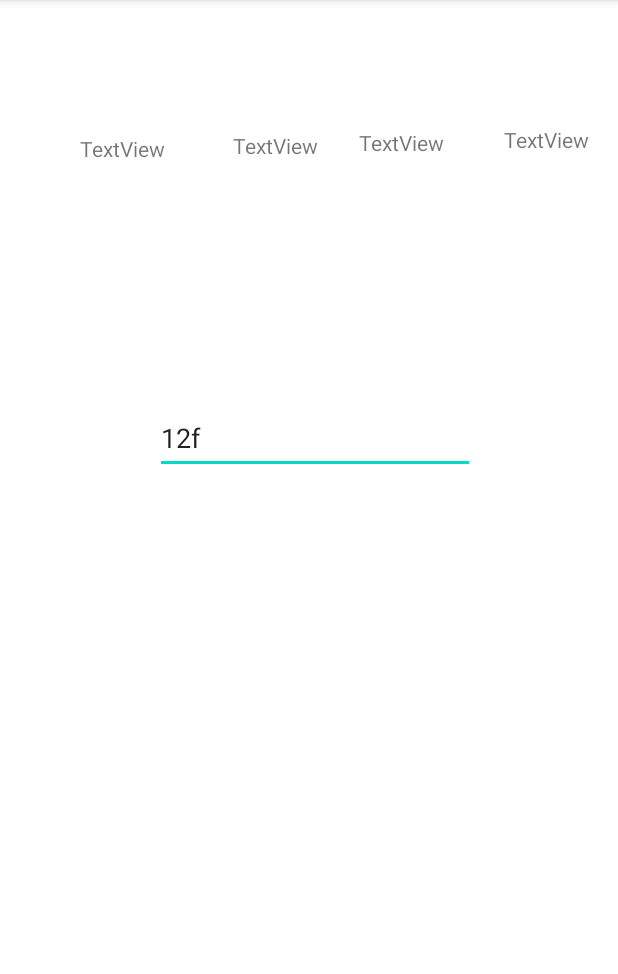
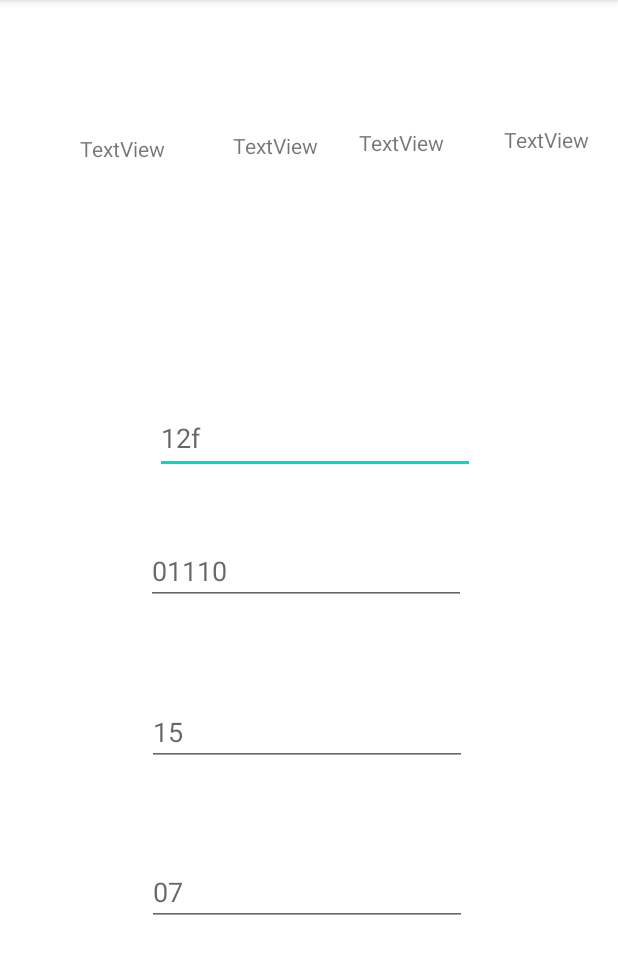
Before and after one commit to YRRAAMM/Binary-hexa-caculator, an Android app: the screen it shows after launch (MainActivity), on a phone screen of 412 x 824 dp, the part 84-1058 px from its top. Run offline under Robolectric (Android 15) with nearby library versions, the phone set to English and light mode, and no system bars.

Commit message:
stack overflow :)

```diff
--- a/app/src/main/java/com/example/numberconversioncalculator/MainActivity.kt
+++ b/app/src/main/java/com/example/numberconversioncalculator/MainActivity.kt
@@ -10,50 +10,59 @@ import android.widget.TextView
 
 class MainActivity : AppCompatActivity() {
 
-    private lateinit var editText: EditText
-    private lateinit var outputTextViews: List<TextView>
+    private lateinit var editTextDec: EditText
+    private lateinit var editTextBin: EditText
+    private lateinit var editTextHex: EditText
+    private lateinit var editTextOct: EditText
+    private lateinit var outputeditTV: List<EditText>
 
-    @SuppressLint("MissingInflatedId")
+    @SuppressLint("MissingInflatedId", "CutPasteId")
     override fun onCreate(savedInstanceState: Bundle?) {
         super.onCreate(savedInstanceState)
         setContentView(R.layout.activity_main)
 
-        editText = findViewById(R.id.editText)
-        outputTextViews = listOf(
-            findViewById(R.id.output1),
-            findViewById(R.id.output2),
-            findViewById(R.id.output3),
-            findViewById(R.id.output4)
+        editTextHex = findViewById(R.id.editTextHex)
+        editTextBin = findViewById(R.id.editTextBin)
+        editTextDec = findViewById(R.id.editTextDec)
+        editTextOct = findViewById(R.id.editTextOct)
+
+        outputeditTV = listOf(
+            findViewById(R.id.editTextHex),
+            findViewById(R.id.editTextBin),
+            findViewById(R.id.editTextDec),
+            findViewById(R.id.editTextOct)
         )
 
+        on_change(editTextHex, outputeditTV, Type.HEX)
+        on_change(editTextBin, outputeditTV, Type.BIN)
+        on_change(editTextDec, outputeditTV, Type.DEC)
+        on_change(editTextOct, outputeditTV, Type.OCT)
+
+
+    }
+
+    fun on_change(editText: EditText, outputText: List<EditText>, type: Type) {
         editText.addTextChangedListener(object : TextWatcher {
             override fun beforeTextChanged(s: CharSequence?, start: Int, count: Int, after: Int) {}
 
-            override fun onTextChanged(s: CharSequence?, start: Int, before: Int, count: Int) {
+            override fun onTextChanged(s: CharSequence?, start: Int, before: Int, count: Int) {}
+
+            override fun afterTextChanged(s: Editable?) {
                 val input = s.toString()
 
                 val converter = Converter()
-                if (input.isEmpty()) {
-                    outputTextViews[0].text = " :p"
-                    outputTextViews[1].text = " :p"
-                    outputTextViews[2].text = " :p"
-                    outputTextViews[3].text = " :p"
-                } else {
-                    val decOutput = converter.getNumber(Type.HEX, Type.DEC, input)
-                    outputTextViews[0].text = decOutput
+                val decOutput = converter.getNumber(type, Type.DEC, input)
+                outputText[0].setText(decOutput)
 
-                    val binOutput = converter.getNumber(Type.HEX, Type.BIN, input)
-                    outputTextViews[1].text = binOutput
+                val binOutput = converter.getNumber(type, Type.BIN, input)
+                outputText[1].setText(binOutput)
 
-                    val hexOutput = converter.getNumber(Type.HEX, Type.HEX, input)
-                    outputTextViews[2].text = hexOutput
+                val hexOutput = converter.getNumber(type, Type.HEX, input)
+                outputText[2].setText(hexOutput)
 
-                    val octOutput = converter.getNumber(Type.HEX, Type.OCT, input)
-                    outputTextViews[3].text = octOutput
-                }
+                val octOutput = converter.getNumber(type, Type.OCT, input)
+                outputText[3].setText(octOutput)
             }
-
-            override fun afterTextChanged(s: Editable?) {}
         })
     }
 
@@ -61,7 +70,7 @@ class MainActivity : AppCompatActivity() {
         return when {
             input.matches("[01]+".toRegex()) -> Type.BIN
             input.matches("[0-7]+".toRegex()) -> Type.OCT
-            input.matches("[0-9]+".toRegex()) -> Type.DEC
+//            input.matches("[0-9]+".toRegex()) -> Type.DEC
             input.matches("[0-9A-Fa-f]+".toRegex()) -> Type.HEX
             else -> Type.DEC
         }
--- a/app/src/main/res/layout/activity_main.xml
+++ b/app/src/main/res/layout/activity_main.xml
@@ -50,18 +50,60 @@
         app:layout_constraintTop_toTopOf="parent" />
 
     <EditText
-        android:id="@+id/editText"
+        android:id="@+id/editTextHex"
         android:layout_width="wrap_content"
         android:layout_height="wrap_content"
         android:layout_marginStart="103dp"
         android:layout_marginEnd="98dp"
         android:layout_marginBottom="452dp"
         android:ems="10"
+        android:hint="12f"
         android:inputType="textPersonName"
         android:minHeight="48dp"
-        android:text="12f"
         app:layout_constraintBottom_toBottomOf="parent"
         app:layout_constraintEnd_toEndOf="parent"
         app:layout_constraintHorizontal_bias="0.0"
         app:layout_constraintStart_toStartOf="parent" />
+
+    <EditText
+        android:id="@+id/editTextBin"
+        android:layout_width="wrap_content"
+        android:layout_height="wrap_content"
+        android:layout_marginStart="99dp"
+        android:layout_marginTop="42dp"
+        android:layout_marginEnd="103dp"
+        android:ems="10"
+        android:hint="01110"
+        android:inputType="number"
+        app:layout_constraintEnd_toEndOf="parent"
+        app:layout_constraintStart_toStartOf="parent"
+        app:layout_constraintTop_toBottomOf="@+id/editTextHex" />
+
+    <EditText
+        android:id="@+id/editTextDec"
+        android:layout_width="wrap_content"
+        android:layout_height="wrap_content"
+        android:layout_marginStart="99dp"
+        android:layout_marginTop="62dp"
+        android:layout_marginEnd="102dp"
+        android:ems="10"
+        android:hint="15"
+        android:inputType="number"
+        app:layout_constraintEnd_toEndOf="parent"
+        app:layout_constraintStart_toStartOf="parent"
+        app:layout_constraintTop_toBottomOf="@+id/editTextBin" />
+
+    <EditText
+        android:id="@+id/editTextOct"
+        android:layout_width="wrap_content"
+        android:layout_height="wrap_content"
+        android:layout_marginStart="99dp"
+        android:layout_marginTop="61dp"
+        android:layout_marginEnd="102dp"
+        android:ems="10"
+        android:hint="07"
+        android:inputType="number"
+        app:layout_constraintEnd_toEndOf="parent"
+        app:layout_constraintStart_toStartOf="parent"
+        app:layout_constraintTop_toBottomOf="@+id/editTextDec" />
 </androidx.constraintlayout.widget.ConstraintLayout>
```
Also changed, not shown: app/src/main/java/com/example/numberconversioncalculator/Converter.kt (+14 -6 lines).
